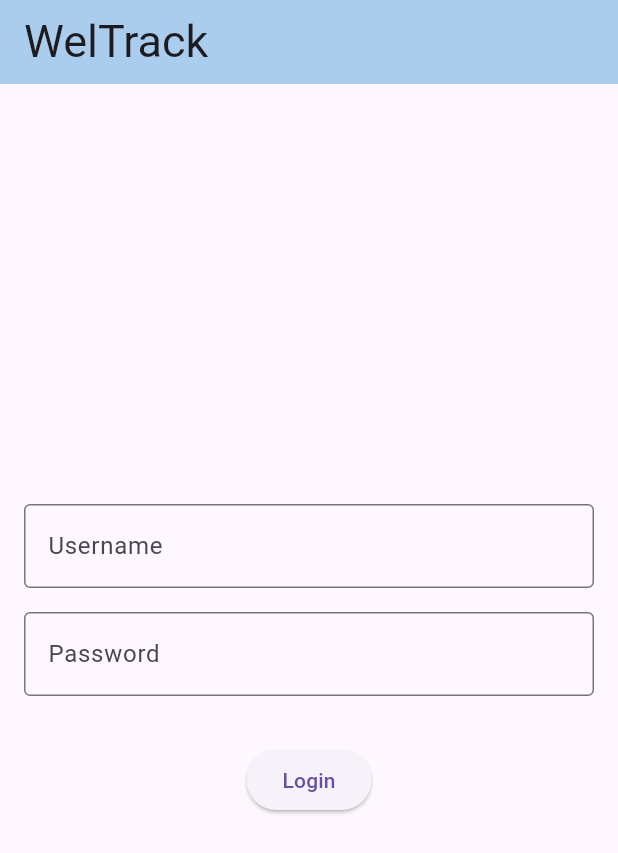
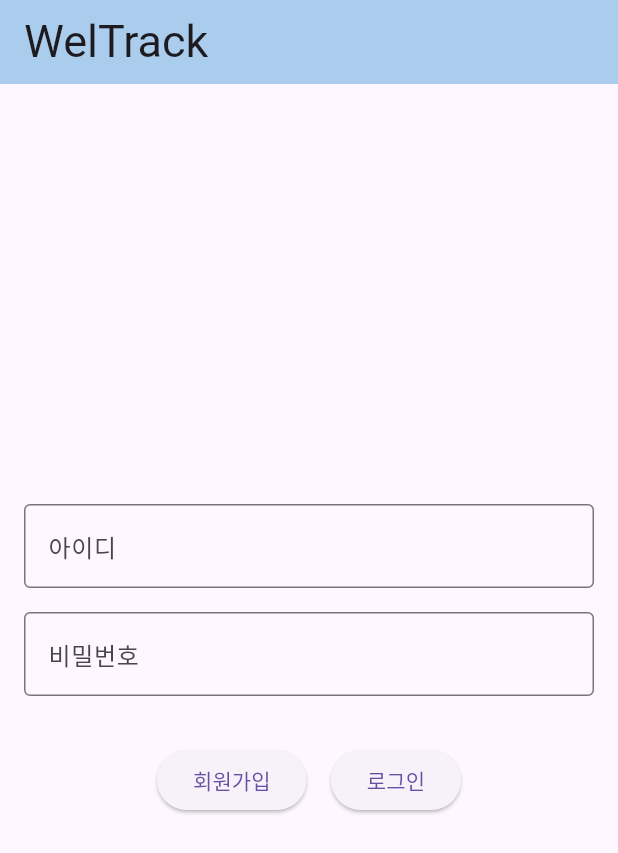
Before and after one commit to tnqjae/Mp2_teamProject, a Flutter app: the screen it shows after launch, on a phone screen of 412 x 824 dp. Shown: the top 853 px of the screen. Run offline on Flutter 3.47's test engine with Material 3 defaults, Android fonts, the phone set to English and light mode, and no system bars.

Commit message:
Add sign up button

```diff
--- a/lib/LoginScreen.dart
+++ b/lib/LoginScreen.dart
@@ -18,7 +18,7 @@ class LoginScreen extends StatelessWidget {
           children: [
             TextField(
               decoration: InputDecoration(
-                labelText: 'Username',
+                labelText: '아이디',
                 border: OutlineInputBorder(),
               ),
             ),
@@ -26,16 +26,28 @@ class LoginScreen extends StatelessWidget {
             TextField(
               obscureText: true,
               decoration: InputDecoration(
-                labelText: 'Password',
+                labelText: '비밀번호',
                 border: OutlineInputBorder(),
               ),
             ),
             SizedBox(height: 32.0),
-            ElevatedButton(
-              onPressed: () {
-                // Add your login logic here
-              },
-              child: Text('Login'),
+            Row(
+              mainAxisAlignment: MainAxisAlignment.center,
+              children: [
+                ElevatedButton(
+                  onPressed: () {
+                    // Add your signup logic here
+                  },
+                  child: Text('회원가입'),
+                ),
+                SizedBox(width: 16.0), // 버튼 사이의 공간
+                ElevatedButton(
+                  onPressed: () {
+                    // Add your login logic here
+                  },
+                  child: Text('로그인'),
+                ),
+              ],
             ),
           ],
         ),
```
